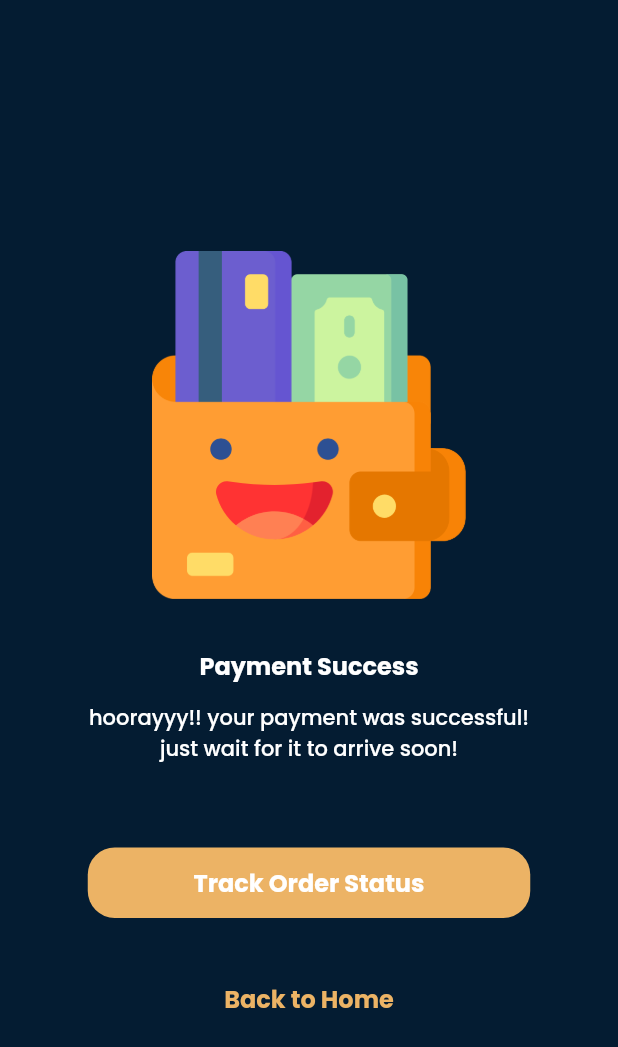
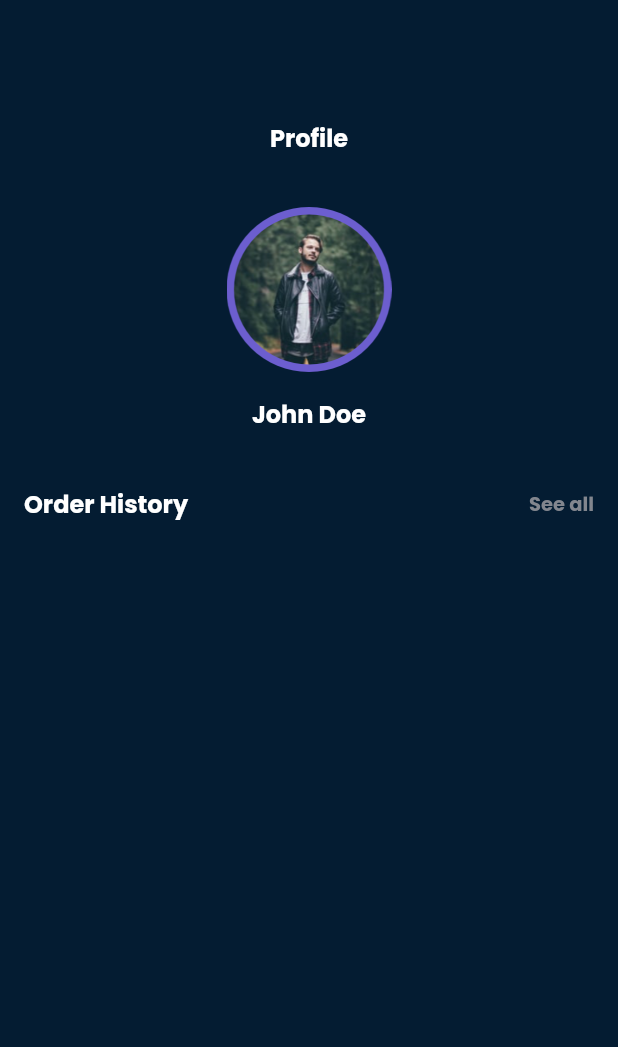
Before and after one commit to ChaidierRizaldi/flutterapp_geez, a Flutter app: the screen it shows after launch, on a phone screen of 412 x 824 dp. Shown: the top 1047 px of the screen. Run offline on Flutter 3.47's test engine with Material 2 defaults, Android fonts, the phone set to English and light mode, and no system bars; our stand-ins replace google_fonts.

Commit message:
Adding Profile Page

```diff
--- a/lib/main.dart
+++ b/lib/main.dart
@@ -7,6 +7,7 @@ import 'package:flutterapp_geez1/pages/home_page.dart';
 import 'package:flutterapp_geez1/pages/order_detail.dart';
 import 'package:flutterapp_geez1/pages/payment_success.dart';
 import 'package:flutterapp_geez1/pages/product_page.dart';
+import 'package:flutterapp_geez1/pages/profile_page.dart';
 import 'package:flutterapp_geez1/pages/search_page.dart';
 import 'package:flutterapp_geez1/pages/started_page.dart';
 
@@ -19,7 +20,7 @@ class MyApp extends StatelessWidget {
   Widget build(BuildContext context) {
     return MaterialApp(
       debugShowCheckedModeBanner: false,
-      home: PaymentSuccess(),
+      home: ProfilePage(),
     );
   }
 }
--- a/lib/pages/payment_success.dart
+++ b/lib/pages/payment_success.dart
@@ -1,4 +1,4 @@
-// ignore_for_file: prefer_const_literals_to_create_immutables, prefer_const_constructors, sized_box_for_whitespace
+// ignore_for_file: prefer_const_literals_to_create_immutables, prefer_const_constructors, sized_box_for_whitespace, use_key_in_widget_constructors
 
 import 'package:flutter/material.dart';
 import 'package:flutterapp_geez1/theme.dart';
--- /dev/null
+++ b/lib/pages/profile_page.dart
@@ -0,0 +1,73 @@
+// ignore_for_file: prefer_const_constructors, use_key_in_widget_constructors, prefer_const_literals_to_create_immutables
+
+import 'package:flutter/material.dart';
+import 'package:flutterapp_geez1/theme.dart';
+
+class ProfilePage extends StatelessWidget {
+  @override
+  Widget build(BuildContext context) {
+    return Scaffold(
+      backgroundColor: navyColor,
+      body: Column(
+        children: [
+          SizedBox(
+            height: 80,
+          ),
+          Center(
+            child: Text(
+              'Profile',
+              style: whiteTextStyle.copyWith(
+                fontSize: 16,
+                fontWeight: FontWeight.bold,
+              ),
+            ),
+          ),
+          SizedBox(
+            height: 34,
+          ),
+          Image.asset(
+            'assets/profile_pic.png',
+            width: 110,
+            height: 110,
+          ),
+          SizedBox(
+            height: 16,
+          ),
+          Text(
+            'John Doe',
+            style: whiteTextStyle.copyWith(
+              fontSize: 16,
+              fontWeight: FontWeight.bold,
+            ),
+          ),
+          Padding(
+            padding: EdgeInsets.only(
+              top: 36,
+              left: 16,
+              right: 16,
+            ),
+            child: Row(
+              mainAxisAlignment: MainAxisAlignment.spaceBetween,
+              children: [
+                Text(
+                  'Order History',
+                  style: whiteTextStyle.copyWith(
+                    fontSize: 16,
+                    fontWeight: FontWeight.bold,
+                  ),
+                ),
+                Text(
+                  'See all',
+                  style: greyTextStyle.copyWith(
+                    fontSize: 13,
+                    fontWeight: FontWeight.bold,
+                  ),
+                ),
+              ],
+            ),
+          ),
+        ],
+      ),
+    );
+  }
+}
```
